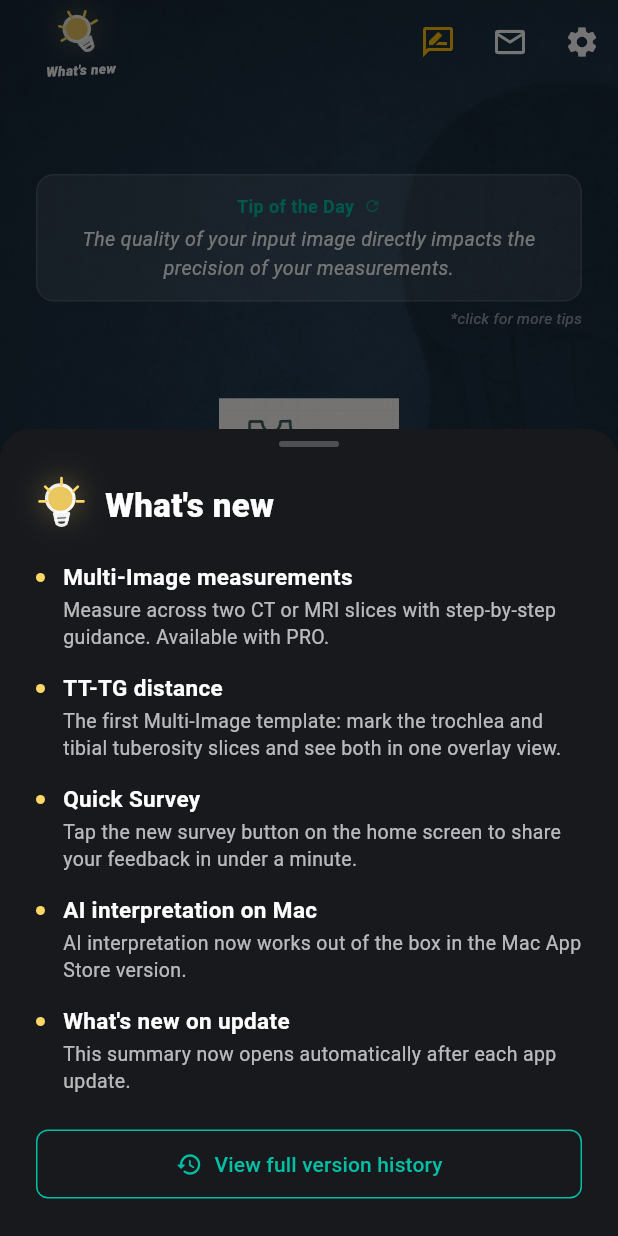
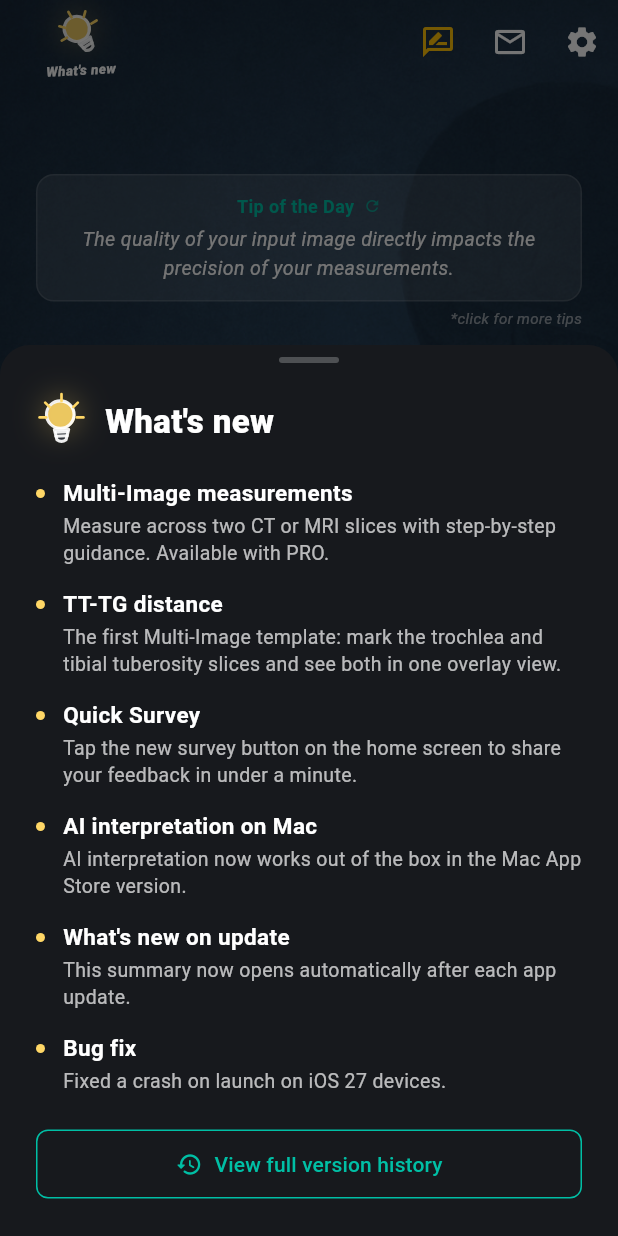
Before and after one commit to ilkereren/orthoquantmd, a Flutter app: the screen it shows after launch, after a tap on "What's new", on a phone screen of 412 x 824 dp. Run offline on Flutter 3.47's test engine with Material 3 defaults, Android fonts, the phone set to English and light mode, and no system bars; our stand-ins replace app_links, camera, file_picker, flutter_markdown, image_cropper, image_picker and 5 more; missing offline and left inert: desktop_drop, gal, purchases_flutter, receive_sharing_intent, tutorial_coach_mark, window_manager.

Commit message:
docs(release): note iOS 27 launch crash fix in 0.8.0
Co-Authored-By: Claude Opus 5.5 <noreply@anthropic.com>

```diff
--- a/lib/main.dart
+++ b/lib/main.dart
@@ -1239,6 +1239,11 @@ class _HomePageState extends State<HomePage> with WidgetsBindingObserver {
                         'This summary now opens automatically after each '
                         'app update.',
                   ),
+                  const _WhatsNewItem(
+                    title: 'Bug fix',
+                    detail:
+                        'Fixed a crash on launch on iOS 27 devices.',
+                  ),
                   const SizedBox(height: 8),
                   SizedBox(
                     width: double.infinity,
--- a/lib/screens/settings_screen.dart
+++ b/lib/screens/settings_screen.dart
@@ -1324,6 +1324,7 @@ class _SettingsScreenState extends State<SettingsScreen> {
           'Quick Survey: share your feedback from the home screen in under a minute.',
           'AI interpretation now works out of the box in the Mac App Store version.',
           "The What's new summary now opens automatically after an app update.",
+          'Fixed a crash on launch on iOS 27 devices.',
         ],
       },
       {
```
Also changed, not shown: 1 other file.
